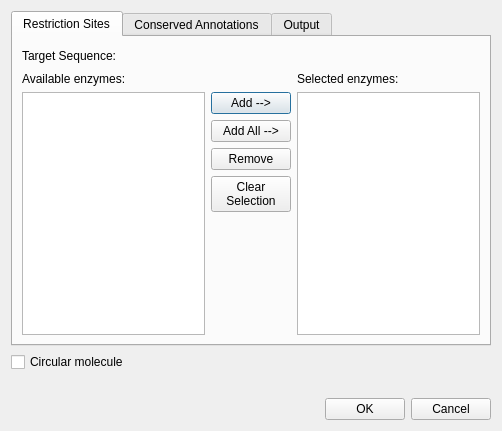
violethaze74/ugene, file src/plugins/enzymes/src/ui/DigestSequenceDialog.ui: the form before one commit.
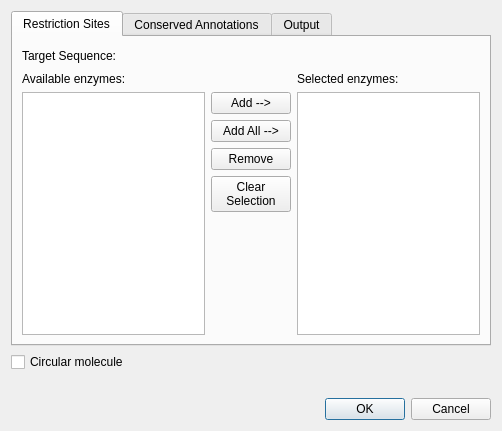
The form after the commit.

Commit message: Help system for all dialogs, UI improvements for all dialogs.

```diff
--- a/src/plugins/enzymes/src/ui/DigestSequenceDialog.ui
+++ b/src/plugins/enzymes/src/ui/DigestSequenceDialog.ui
@@ -263,35 +263,11 @@
     </widget>
    </item>
    <item>
-    <layout class="QHBoxLayout" name="horizontalLayout_3">
-     <item>
-      <spacer name="horizontalSpacer_3">
-       <property name="orientation">
-        <enum>Qt::Horizontal</enum>
-       </property>
-       <property name="sizeHint" stdset="0">
-        <size>
-         <width>40</width>
-         <height>20</height>
-        </size>
-       </property>
-      </spacer>
-     </item>
-     <item>
-      <widget class="QPushButton" name="okButton">
-       <property name="text">
-        <string>OK</string>
-       </property>
-      </widget>
-     </item>
-     <item>
-      <widget class="QPushButton" name="cancelButton">
-       <property name="text">
-        <string>Cancel</string>
-       </property>
-      </widget>
-     </item>
-    </layout>
+    <widget class="QDialogButtonBox" name="buttonBox">
+     <property name="standardButtons">
+      <set>QDialogButtonBox::Cancel|QDialogButtonBox::Ok</set>
+     </property>
+    </widget>
    </item>
   </layout>
  </widget>
```
Left out of the diff: 28 changed lines with no effect on the pictures. The commit also changes 309 other files.
